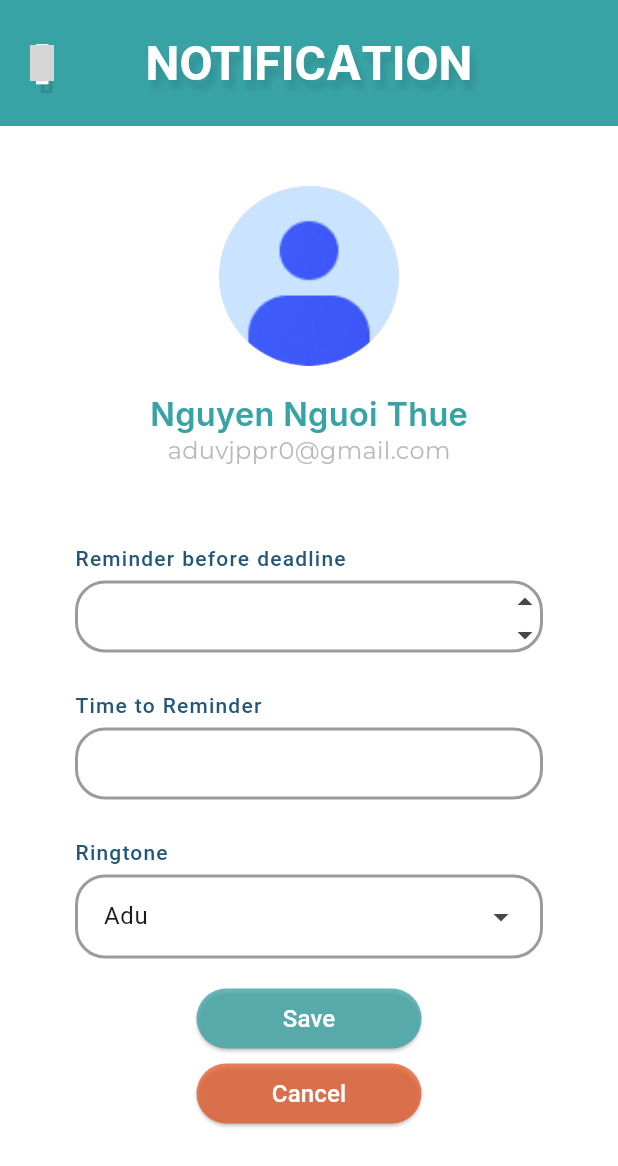
After one commit to TuongPhamCT/Rental-Room-App, a Flutter app: the NotificationScreen screen opened directly, on a phone screen of 412 x 824 dp. The commit adds this screen. Shown: the top 1166 px of the screen. Run offline on Flutter 3.47's test engine with Material 3 defaults, Android fonts, the phone set to English and light mode, and no system bars; drawn by our look-alikes of date_field; our stand-ins replace dropdown_button2, file_picker, firebase_auth, firebase_core, flutter_rating_bar, flutter_svg and 10 more; missing offline and left inert: dart:ffi, font_awesome_icon_class, mailer, open_file_plus, syncfusion_flutter_pdf; accounts and stored records are empty; Roboto replaces fonts that are missing (Poppins, Rubik); grey boxes are pictures that could not be loaded.

Commit message:
leehungw - ReminderScreen UI Added

```diff
--- /dev/null
+++ b/rental_room_app/lib/Contract/notification_contract.dart
@@ -0,0 +1 @@
+abstract class NotificationContract {}
--- /dev/null
+++ b/rental_room_app/lib/Presenter/notification_presenter.dart
@@ -0,0 +1,15 @@
+import 'package:rental_room_app/Contract/notification_contract.dart';
+
+class NotificationPresenter {
+  // ignore: unused_field
+  final NotificationContract? _view;
+  NotificationPresenter(this._view);
+
+  String? validatesth(String? value) {
+    return null;
+  }
+
+  String? validatedatetime(DateTime? value) {
+    return null;
+  }
+}
--- /dev/null
+++ b/rental_room_app/lib/Views/notification_screen.dart
@@ -0,0 +1,219 @@
+import 'dart:ffi';
+
+import 'package:date_field/date_field.dart';
+import 'package:flutter/gestures.dart';
+import 'package:flutter/material.dart';
+import 'package:font_awesome_icon_class/font_awesome_icon_class.dart';
+import 'package:gap/gap.dart';
+import 'package:go_router/go_router.dart';
+import 'package:google_fonts/google_fonts.dart';
+import 'package:rental_room_app/Contract/change_password_contract.dart';
+import 'package:rental_room_app/Contract/notification_contract.dart';
+import 'package:rental_room_app/Presenter/change_password_presenter.dart';
+import 'package:rental_room_app/Presenter/notification_presenter.dart';
+import 'package:rental_room_app/config/asset_helper.dart';
+import 'package:rental_room_app/themes/color_palete.dart';
+import 'package:rental_room_app/themes/text_styles.dart';
+import 'package:rental_room_app/widgets/custom_text_field.dart';
+import 'package:rental_room_app/widgets/model_button.dart';
+import 'package:rental_room_app/widgets/numeric_up_down.dart';
+
+class NotificationScreen extends StatefulWidget {
+  const NotificationScreen({super.key});
+
+  @override
+  State<NotificationScreen> createState() => _NotificationScreenState();
+}
+
+class _NotificationScreenState extends State<NotificationScreen>
+    implements NotificationContract {
+  NotificationPresenter? _notificationPresenter;
+  final _formKey = GlobalKey<FormState>();
+  final _minutesBeforeNoti = TextEditingController();
+  DateTime? _notiTime;
+
+  @override
+  void initState() {
+    _notificationPresenter = NotificationPresenter(this);
+    super.initState();
+  }
+
+  @override
+  Widget build(BuildContext context) {
+    return Builder(builder: (context) {
+      return Scaffold(
+        appBar: AppBar(
+          elevation: 0,
+          backgroundColor: ColorPalette.primaryColor,
+          // leadingWidth: kDefaultIconSize * 3,
+          leading: SizedBox(
+            width: double.infinity,
+            child: InkWell(
+              customBorder: const CircleBorder(),
+              onHighlightChanged: (param) {},
+              splashColor: ColorPalette.primaryColor,
+              onTap: () => context.pop(),
+              child: const Icon(
+                FontAwesomeIcons.arrowLeft,
+                color: ColorPalette.backgroundColor,
+                shadows: [Shadow(color: Colors.black12, offset: Offset(3, 6))],
+              ),
+            ),
+          ),
+          title: Text('NOTIFICATION',
+              style: TextStyles.slo.bold.copyWith(
+                shadows: [
+                  const Shadow(
+                    color: Colors.black12,
+                    offset: Offset(3, 6),
+                    blurRadius: 6,
+                  )
+                ],
+              )),
+          centerTitle: true,
+          toolbarHeight: kToolbarHeight * 1.5,
+        ),
+        resizeToAvoidBottomInset: true,
+        backgroundColor: ColorPalette.backgroundColor,
+        body: SingleChildScrollView(
+          reverse: true,
+          child: Center(
+            child: Container(
+              color: ColorPalette.backgroundColor,
+              child: Form(
+                key: _formKey,
+                child: Column(
+                  crossAxisAlignment: CrossAxisAlignment.center,
+                  children: [
+                    const Gap(40),
+                    const CircleAvatar(
+                      radius: 60,
+                      backgroundImage: AssetImage(AssetHelper.defaultAvatar),
+                    ),
+                    const Gap(20),
+                    Text(
+                      "Nguyen Nguoi Thue",
+                      style: TextStyles.h4.semibold.copyWith(
+                          fontFamily: GoogleFonts.inter().fontFamily,
+                          color: ColorPalette.primaryColor),
+                    ),
+                    Text("aduvjppr0@gmail.com",
+                        style: TextStyles.labelStaffDetail.regular.copyWith(
+                            fontFamily: GoogleFonts.montserrat().fontFamily,
+                            color: ColorPalette.detailBorder.withOpacity(0.7))),
+                    const Gap(50),
+                    Padding(
+                      padding: const EdgeInsets.symmetric(horizontal: 50),
+                      child: Row(
+                        children: [
+                          Text(
+                            "Reminder before deadline",
+                            style: TextStyles.timenotifi.medium
+                                .copyWith(color: ColorPalette.darkBlueText),
+                          )
+                        ],
+                      ),
+                    ),
+                    const Gap(5),
+                    Padding(
+                      padding: const EdgeInsets.symmetric(horizontal: 50),
+                      child: NumericUpDown(
+                        controller: _minutesBeforeNoti,
+                      ),
+                    ),
+                    const Gap(25),
+                    Padding(
+                      padding: const EdgeInsets.symmetric(horizontal: 50),
+                      child: Row(
+                        children: [
+                          Text(
+                            "Time to Reminder",
+                            style: TextStyles.timenotifi.medium
+                                .copyWith(color: ColorPalette.darkBlueText),
+                          )
+                        ],
+                      ),
+                    ),
+                    const Gap(5),
+                    Padding(
+                      padding: const EdgeInsets.symmetric(horizontal: 50),
+                      child: CustomFormField.dateFormField(
+                        dateTimeValidator:
+                            _notificationPresenter!.validatedatetime,
+                        style: TextStyles.h6.italic,
+                        dateTimePickerMode: DateTimeFieldPickerMode.time,
+                        onChangedDateTime: (value) {
+                          setState(() {
+                            _notiTime = value;
+                          });
+                        },
+                      ),
+                    ),
+                    const Gap(5),
+                    Padding(
+                      padding: const EdgeInsets.symmetric(horizontal: 50),
+                      child: Row(
+                        children: [
+                          Text(
+                            "Ringtone",
+                            style: TextStyles.timenotifi.medium
+                                .copyWith(color: ColorPalette.darkBlueText),
+                          )
+                        ],
+                      ),
+                    ),
+                    const Gap(5),
+                    Padding(
+                      padding: const EdgeInsets.symmetric(horizontal: 50),
+                      child: DropdownMenu(
+                          expandedInsets: const EdgeInsets.all(0),
+                          inputDecorationTheme: InputDecorationTheme(
+                            contentPadding: const EdgeInsets.symmetric(
+                                horizontal: 15, vertical: 10),
+                            enabledBorder: OutlineInputBorder(
+                                borderSide: const BorderSide(
+                                    width: 2, color: ColorPalette.detailBorder),
+                                borderRadius: BorderRadius.circular(20)),
+                            focusedBorder: OutlineInputBorder(
+                                borderSide: const BorderSide(
+                                    width: 3, color: ColorPalette.detailBorder),
+                                borderRadius: BorderRadius.circular(20)),
+                          ),
+                          initialSelection: "adu",
+                          dropdownMenuEntries: const <DropdownMenuEntry<
+                              String>>[
+                            DropdownMenuEntry(value: "adu", label: "Adu"),
+                            DropdownMenuEntry(value: "vailon", label: "Vailon"),
+                            DropdownMenuEntry(
+                                value: "anhban", label: "Anh Ban"),
+                            DropdownMenuEntry(
+                                value: "nay hai vai", label: "Nay Hai Vai")
+                          ]),
+                    ),
+                    const Gap(20),
+                    ModelButton(
+                        onTap: () {
+                          //TODO: save ontap handle
+                        },
+                        name: "Save",
+                        color: ColorPalette.primaryColor.withOpacity(0.75),
+                        width: 150),
+                    const Gap(10),
+                    ModelButton(
+                        onTap: () {
+                          //TODO: cancel ontap handle
+                        },
+                        name: "Cancel",
+                        color: ColorPalette.redColor.withOpacity(0.75),
+                        width: 150),
+                    const Gap(30),
+                  ],
+                ),
+              ),
+            ),
+          ),
+        ),
+      );
+    });
+  }
+}
--- a/rental_room_app/lib/widgets/custom_text_field.dart
+++ b/rental_room_app/lib/widgets/custom_text_field.dart
@@ -25,6 +25,7 @@ class CustomFormField extends StatefulWidget {
   //DateTimeFormField
   final String? Function(DateTime?)? dateTimeValidator;
   final Function(DateTime?)? onChangedDateTime;
+  final DateTimeFieldPickerMode? dateTimeFieldPickerMode;
   const CustomFormField._(
       // ignore: unused_element
       {super.key,
@@ -40,7 +41,8 @@ class CustomFormField extends StatefulWidget {
       this.onChangedString,
       this.state,
       this.dateTimeValidator,
-      this.onChangedDateTime});
+      this.onChangedDateTime,
+      this.dateTimeFieldPickerMode});
   factory CustomFormField.textFormField({
     required TextEditingController editingController,
     String? Function(String?)? stringValidator,
@@ -81,12 +83,14 @@ class CustomFormField extends StatefulWidget {
     required String? Function(DateTime?) dateTimeValidator,
     required Function(DateTime?) onChangedDateTime,
     TextStyle? style,
+    DateTimeFieldPickerMode? dateTimePickerMode,
   }) {
     return CustomFormField._(
       type: CustomFormFieldType.dateFormField,
       dateTimeValidator: dateTimeValidator,
       onChangedDateTime: onChangedDateTime,
       style: style,
+      dateTimeFieldPickerMode: dateTimePickerMode,
     );
   }
 
@@ -149,7 +153,7 @@ class _CustomFormFieldState extends State<CustomFormField> {
       return DateTimeFormField(
         validator: widget.dateTimeValidator,
         onChanged: widget.onChangedDateTime,
-        mode: DateTimeFieldPickerMode.date,
+        mode: widget.dateTimeFieldPickerMode ?? DateTimeFieldPickerMode.date,
         style: widget.style ?? TextStyles.h5,
         decoration: InputDecoration(
           contentPadding:
--- /dev/null
+++ b/rental_room_app/lib/widgets/numeric_up_down.dart
@@ -0,0 +1,186 @@
+import 'package:flutter/material.dart';
+import 'package:flutter/services.dart';
+import 'package:rental_room_app/themes/color_palete.dart';
+
+class NumericUpDown extends StatefulWidget {
+  final TextEditingController? controller;
+  final FocusNode? focusNode;
+  final int min;
+  final int max;
+  final int step;
+  final double arrowsWidth;
+  final double arrowsHeight;
+  final EdgeInsets contentPadding;
+  final double borderWidth;
+  final ValueChanged<int?>? onChanged;
+
+  const NumericUpDown({
+    Key? key,
+    this.controller,
+    this.focusNode,
+    this.min = 0,
+    this.max = 999,
+    this.step = 1,
+    this.arrowsWidth = 24,
+    this.arrowsHeight = kMinInteractiveDimension,
+    this.contentPadding = const EdgeInsets.symmetric(horizontal: 8),
+    this.borderWidth = 2,
+    this.onChanged,
+  }) : super(key: key);
+
+  @override
+  State<StatefulWidget> createState() => _NumericUpDownState();
+}
+
+class _NumericUpDownState extends State<NumericUpDown> {
+  late TextEditingController _controller;
+  late FocusNode _focusNode;
+  bool _canGoUp = false;
+  bool _canGoDown = false;
+
+  @override
+  void initState() {
+    super.initState();
+    _controller = widget.controller ?? TextEditingController();
+    _focusNode = widget.focusNode ?? FocusNode();
+    _updateArrows(int.tryParse(_controller.text));
+  }
+
+  @override
+  void didUpdateWidget(covariant NumericUpDown oldWidget) {
+    super.didUpdateWidget(oldWidget);
+    _controller = widget.controller ?? _controller;
+    _focusNode = widget.focusNode ?? _focusNode;
+    _updateArrows(int.tryParse(_controller.text));
+  }
+
+  @override
+  Widget build(BuildContext context) => TextField(
+      controller: _controller,
+      focusNode: _focusNode,
+      textAlign: TextAlign.center,
+      textInputAction: TextInputAction.done,
+      keyboardType: TextInputType.number,
+      maxLength: widget.max.toString().length + (widget.min.isNegative ? 1 : 0),
+      decoration: InputDecoration(
+          contentPadding:
+              const EdgeInsets.symmetric(horizontal: 15, vertical: 10),
+          enabledBorder: OutlineInputBorder(
+              borderSide:
+                  const BorderSide(width: 2, color: ColorPalette.detailBorder),
+              borderRadius: BorderRadius.circular(20)),
+          focusedBorder: OutlineInputBorder(
+              borderSide:
+                  const BorderSide(width: 3, color: ColorPalette.detailBorder),
+              borderRadius: BorderRadius.circular(20)),
+          counterText: "",
+          suffixIconConstraints: BoxConstraints(
+              maxHeight: widget.arrowsHeight,
+              maxWidth: widget.arrowsWidth + widget.contentPadding.right),
+          suffixIcon: Container(
+              decoration: BoxDecoration(
+                  borderRadius: BorderRadius.only(
+                      topRight: Radius.circular(widget.borderWidth),
+                      bottomRight: Radius.circular(widget.borderWidth))),
+              clipBehavior: Clip.antiAlias,
+              alignment: Alignment.centerRight,
+              margin: EdgeInsets.only(
+                  top: widget.borderWidth,
+                  right: widget.borderWidth,
+                  bottom: widget.borderWidth,
+                  left: widget.contentPadding.right),
+              child: Column(
+                  crossAxisAlignment: CrossAxisAlignment.stretch,
+                  children: [
+                    Expanded(
+                        child: Material(
+                            type: MaterialType.transparency,
+                            child: InkWell(
+                                onTap: _canGoUp
+                                    ? () {
+                                        _focusNode.unfocus();
+                                        _focusNode.canRequestFocus = false;
+                                        _update(true);
+                                      }
+                                    : () {
+                                        _focusNode.unfocus();
+                                        _focusNode.canRequestFocus = false;
+                                      },
+                                child: Opacity(
+                                    opacity: _canGoUp ? 1 : .5,
+                                    child: const Icon(Icons.arrow_drop_up))))),
+                    Expanded(
+                        child: Material(
+                            type: MaterialType.transparency,
+                            child: InkWell(
+                                onTap: _canGoDown
+                                    ? () {
+                                        _focusNode.unfocus();
+                                        _focusNode.canRequestFocus = false;
+                                        _update(false);
+                                        Future.delayed(
+                                            const Duration(milliseconds: 100),
+                                            () {
+                                          _focusNode.canRequestFocus = true;
+                                        });
+                                      }
+                                    : () {
+                                        _focusNode.unfocus();
+                                        _focusNode.canRequestFocus = false;
+                                        Future.delayed(
+                                            const Duration(milliseconds: 100),
+                                            () {
+                                          _focusNode.canRequestFocus = true;
+                                        });
+                                      },
+                                child: Opacity(
+                                    opacity: _canGoDown ? 1 : .5,
+                                    child:
+                                        const Icon(Icons.arrow_drop_down))))),
+                  ]))),
+      maxLines: 1,
+      onChanged: (value) {
+        final intValue = int.tryParse(value);
+        widget.onChanged?.call(intValue);
+        _updateArrows(intValue);
+      },
+      inputFormatters: [_NumberTextInputFormatter(widget.min, widget.max)]);
+
+  void _update(bool up) {
+    var intValue = int.tryParse(_controller.text);
+    intValue == null
+        ? intValue = 0
+        : intValue += up ? widget.step : -widget.step;
+    _controller.text = intValue.toString();
+    _updateArrows(intValue);
+  }
+
+  void _updateArrows(int? value) {
+    final canGoUp = value == null || value < widget.max;
+    final canGoDown = value == null || value > widget.min;
+    if (_canGoUp != canGoUp || _canGoDown != canGoDown) {
+      setState(() {
+        _canGoUp = canGoUp;
+        _canGoDown = canGoDown;
+      });
+    }
+  }
+}
+
+class _NumberTextInputFormatter extends TextInputFormatter {
+  final int min;
+  final int max;
+
+  _NumberTextInputFormatter(this.min, this.max);
+
+  @override
+  TextEditingValue formatEditUpdate(
+      TextEditingValue oldValue, TextEditingValue newValue) {
+    if (const ['-', ''].contains(newValue.text)) return newValue;
+    final intValue = int.tryParse(newValue.text);
+    if (intValue == null) return oldValue;
+    if (intValue < min) return newValue.copyWith(text: min.toString());
+    if (intValue > max) return newValue.copyWith(text: max.toString());
+    return newValue.copyWith(text: intValue.toString());
+  }
+}
```
Also changed, not shown: rental_room_app/pubspec.lock.
